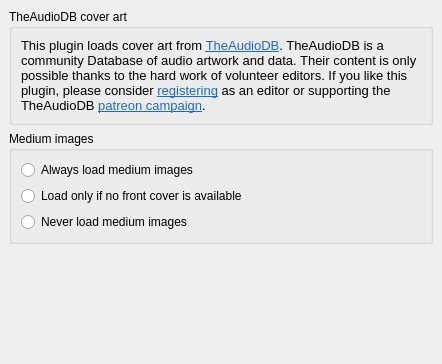
Qt form plugins/theaudiodb/options_theaudiodb.ui (metabrainz/picard-plugins) before a commit.
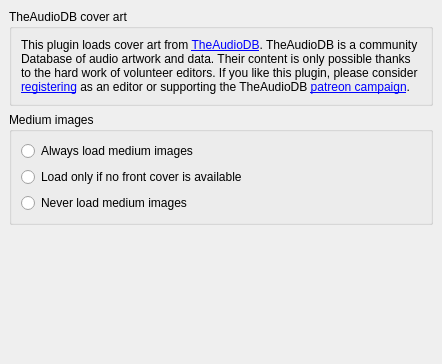
The same form after that commit.

Commit message: fanarttv, theaudiodb: Removed custom formatting from option pages

What changed in the file:
```diff
--- a/plugins/theaudiodb/options_theaudiodb.ui
+++ b/plugins/theaudiodb/options_theaudiodb.ui
@@ -51,10 +51,8 @@
        <widget class="QLabel" name="label">
         <property name="text">
          <string>&lt;!DOCTYPE HTML PUBLIC &quot;-//W3C//DTD HTML 4.0//EN&quot; &quot;http://www.w3.org/TR/REC-html40/strict.dtd&quot;&gt;
-&lt;html&gt;&lt;head&gt;&lt;meta name=&quot;qrichtext&quot; content=&quot;1&quot; /&gt;&lt;style type=&quot;text/css&quot;&gt;
-p, li { white-space: pre-wrap; }
-&lt;/style&gt;&lt;/head&gt;&lt;body style=&quot; font-family:'Cantarell'; font-size:10pt; font-weight:400; font-style:normal;&quot;&gt;
-&lt;p style=&quot; margin-top:0px; margin-bottom:0px; margin-left:0px; margin-right:0px; -qt-block-indent:0; text-indent:0px;&quot;&gt;This plugin loads cover art from &lt;a href=&quot;https://www.theaudiodb.com&quot;&gt;&lt;span style=&quot; text-decoration: underline; color:#1b6acb;&quot;&gt;TheAudioDB&lt;/span&gt;&lt;/a&gt;. TheAudioDB is a community Database of audio artwork and data. Their content is only possible thanks to the hard work of volunteer editors. If you like this plugin, please consider &lt;a href=&quot;https://www.theaudiodb.com/forum-new/ucp.php?mode=register&quot;&gt;&lt;span style=&quot; text-decoration: underline; color:#1b6acb;&quot;&gt;registering&lt;/span&gt;&lt;/a&gt; as an editor or supporting the TheAudioDB &lt;a href=&quot;https://www.patreon.com/thedatadb&quot;&gt;&lt;span style=&quot; text-decoration: underline; color:#1b6acb;&quot;&gt;patreon campaign&lt;/span&gt;&lt;/a&gt;.&lt;/p&gt;&lt;/body&gt;&lt;/html&gt;</string>
+&lt;html&gt;&lt;head&gt;&lt;meta name=&quot;qrichtext&quot; content=&quot;1&quot; /&gt;&lt;/head&gt;&lt;body&gt;
+&lt;p&gt;This plugin loads cover art from &lt;a href=&quot;https://www.theaudiodb.com&quot;&gt;TheAudioDB&lt;/a&gt;. TheAudioDB is a community Database of audio artwork and data. Their content is only possible thanks to the hard work of volunteer editors. If you like this plugin, please consider &lt;a href=&quot;https://www.theaudiodb.com/forum-new/ucp.php?mode=register&quot;&gt;registering&lt;/a&gt; as an editor or supporting the TheAudioDB &lt;a href=&quot;https://www.patreon.com/thedatadb&quot;&gt;patreon campaign&lt;/a&gt;.&lt;/p&gt;&lt;/body&gt;&lt;/html&gt;</string>
         </property>
         <property name="textFormat">
          <enum>Qt::RichText</enum>
```
The commit also changes 5 other files.
